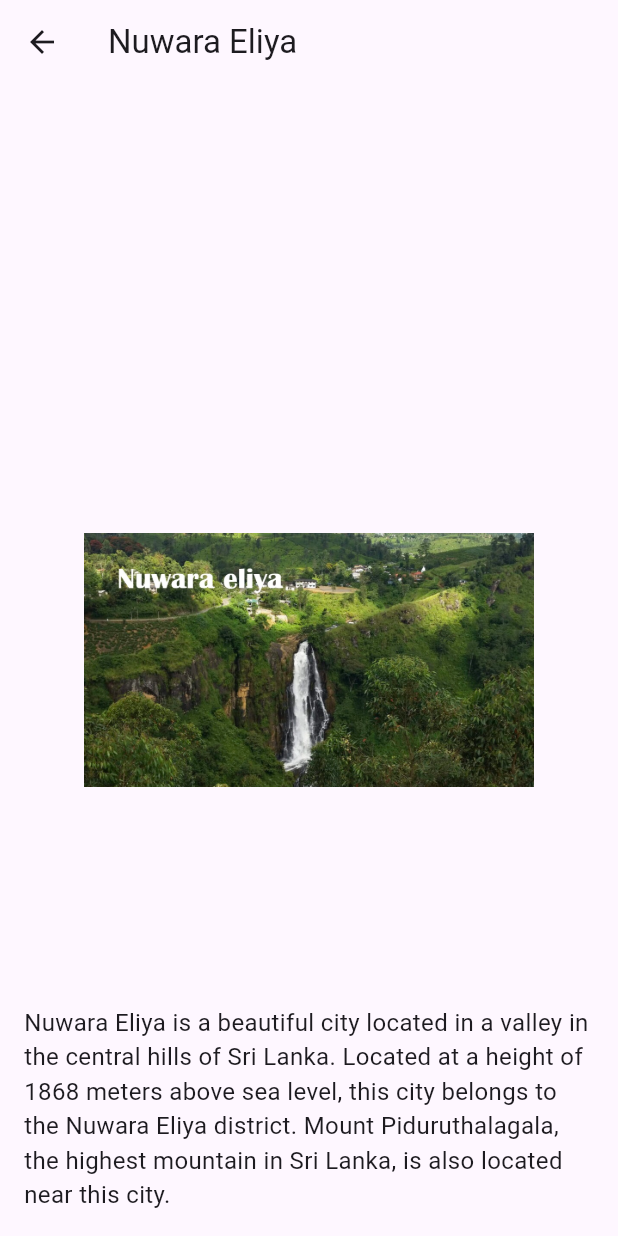
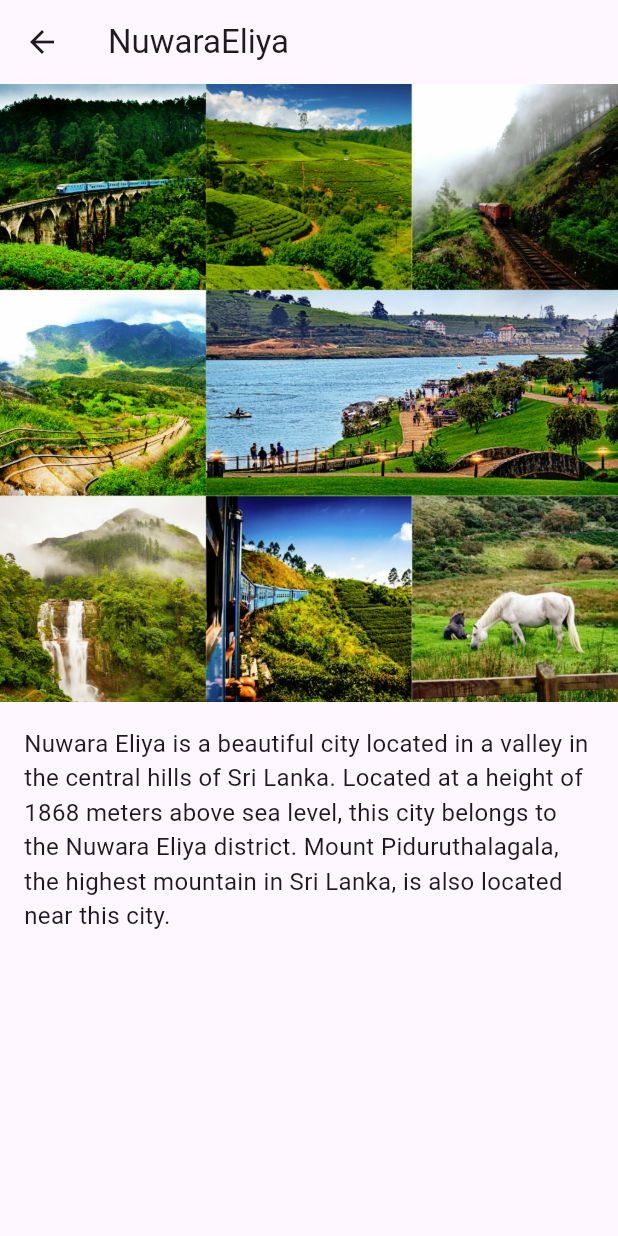
Before and after one commit to JananiCH/ExploreSL, a Flutter app: the NuwaraEliya screen opened directly, on a phone screen of 412 x 824 dp. Run offline on Flutter 3.47's test engine with Material 3 defaults, Android fonts, the phone set to English and light mode, and no system bars; our stand-ins replace carousel_slider, cloud_firestore, file_picker, firebase_auth, firebase_core, firebase_storage and 2 more; accounts and stored records are empty.

Commit message:
nuwaraeliya_edited

```diff
--- a/lib/pages/nuwaraeliya.dart
+++ b/lib/pages/nuwaraeliya.dart
@@ -9,31 +9,18 @@ class NuwaraEliya extends StatelessWidget {
       appBar: AppBar(
         title: const Flexible(
           child: Text(
-            'Nuwara Eliya',
+            'NuwaraEliya',
             overflow: TextOverflow.ellipsis, // Handles overflow by ellipsis
           ),
         ),
       ),
-      body: Stack(
+      body: Column(
         children: [
-          SizedBox.expand(
-            child: Transform.scale(
-              scale: 300 / MediaQuery.of(context).size.width,
-              child: SizedBox(
-                width: MediaQuery.of(context).size.width,
-                height: MediaQuery.of(context).size.height,
-                child: Image.asset(
-                  'lib/images/pictures_d/nuwaraeliya.png', // Path to your image asset
+          Image.asset(
+            'lib/images/pictures_d/n2.jpg', // Path to your image asset
           ),
-              ),
-            ),
-          ),
-          const Positioned(
-            bottom: 0,
-            left: 0,
-            right: 0,
-            child: Padding(
-              padding: EdgeInsets.all(16.0),
+          const Padding(
+            padding: EdgeInsets.all(16),
             child: Column(
               crossAxisAlignment: CrossAxisAlignment.center,
               children: [
@@ -45,7 +32,6 @@ class NuwaraEliya extends StatelessWidget {
               ],
             ),
           ),
-          ),
         ],
       ),
     );
```
Lines whose indentation alone changed are shown as unchanged.
